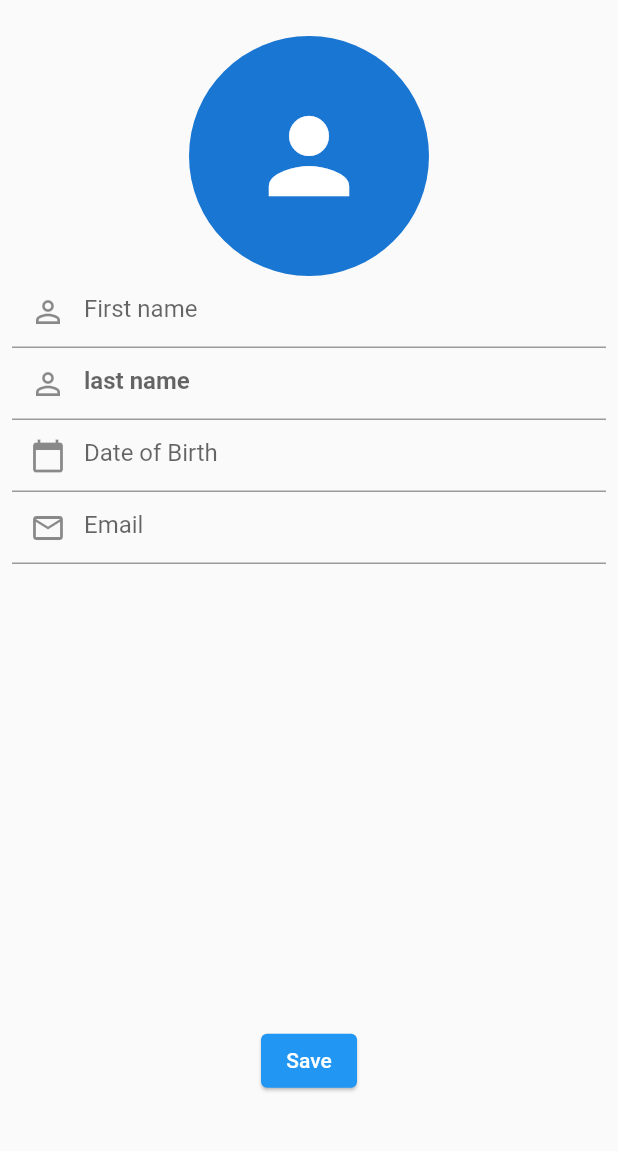
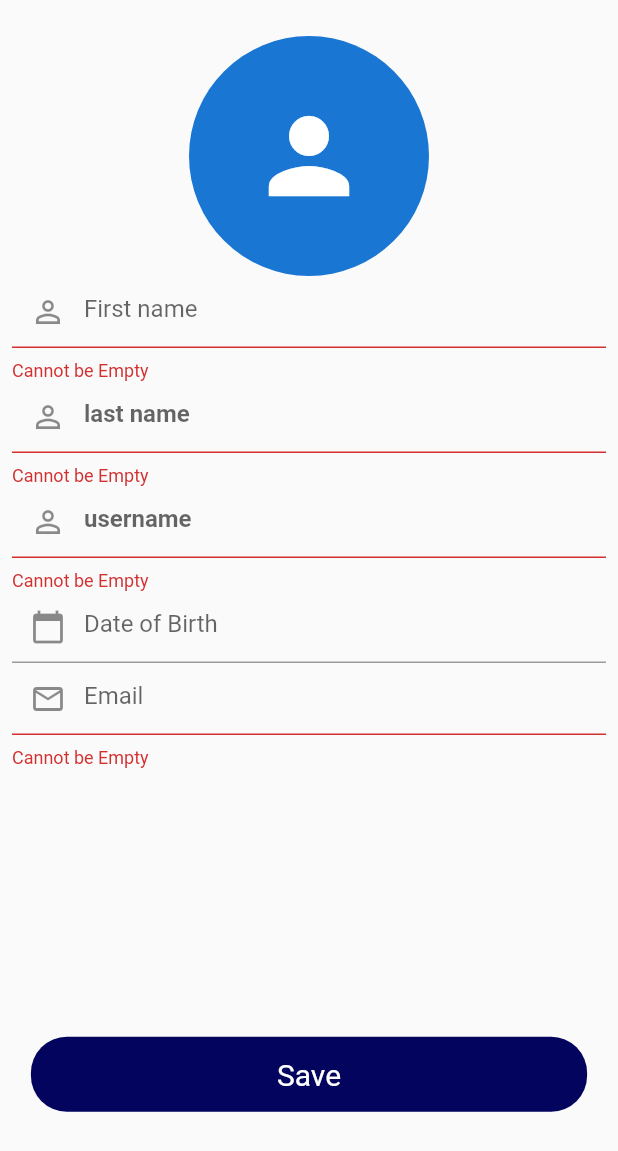
Before and after one commit to mugri-ndeh/indriver_clone, a Flutter app: the CompleteSignUp screen opened directly, after a tap on "Save", on a phone screen of 412 x 824 dp. Shown: the top 1151 px of the screen. Run offline on Flutter 3.47's test engine with Material 2 defaults, Android fonts, the phone set to English and light mode, and no system bars; drawn by our look-alikes of date_field; our stand-ins replace cloud_firestore, firebase_auth, firebase_core, firebase_database, flutter_toggle_tab, geolocator and 4 more; missing offline and left inert: dart:ffi, flutter_polyline_points, flutter_sim_country_code; accounts and stored records are empty; statements that could not run were skipped.

Commit message:
verifying user before saving

```diff
--- a/lib/screens/account_details.dart
+++ b/lib/screens/account_details.dart
@@ -1,7 +1,12 @@
 import 'package:cloud_firestore/cloud_firestore.dart';
 import 'package:firebase_auth/firebase_auth.dart';
+import 'package:firebase_database/firebase_database.dart';
 import 'package:flutter/material.dart';
 import 'package:date_field/date_field.dart';
+import 'package:indriver_clone/providers/auth.dart';
+import 'package:indriver_clone/screens/homepage.dart';
+import 'package:indriver_clone/ui/button.dart';
+import 'package:provider/provider.dart';
 
 class CompleteSignUp extends StatefulWidget {
   const CompleteSignUp({Key? key}) : super(key: key);
@@ -14,14 +19,17 @@ class CompleteSignUpState extends State<CompleteSignUp> {
   final _formKey = GlobalKey<FormState>();
   DateTime? selectedDate;
 
-  var _firstnameController = TextEditingController();
+  final _firstnameController = TextEditingController();
 
-  var _lastNameController = TextEditingController();
+  final _lastNameController = TextEditingController();
 
-  var _emailController = TextEditingController();
+  final _emailController = TextEditingController();
+
+  final _usernameController = TextEditingController();
   @override
   Widget build(BuildContext context) {
     Size size = MediaQuery.of(context).size;
+    var provider = Provider.of<Authentication>(context);
     return Scaffold(
         body: SingleChildScrollView(
       child: Form(
@@ -46,15 +54,28 @@ class CompleteSignUpState extends State<CompleteSignUp> {
                     ),
                     TextFormField(
                       controller: _firstnameController,
+                      validator: (val) =>
+                          val!.isEmpty ? 'Cannot be Empty' : null,
                       decoration: const InputDecoration(
                           hintText: 'First name',
                           prefixIcon: Icon(Icons.person_outline)),
                     ),
                     TextFormField(
                       controller: _lastNameController,
+                      validator: (val) =>
+                          val!.isEmpty ? 'Cannot be Empty' : null,
                       decoration: const InputDecoration(
                           hintStyle: TextStyle(fontWeight: FontWeight.bold),
                           hintText: 'last name',
+                          prefixIcon: Icon(Icons.person_outline)),
+                    ),
+                    TextFormField(
+                      controller: _usernameController,
+                      validator: (val) =>
+                          val!.isEmpty ? 'Cannot be Empty' : null,
+                      decoration: const InputDecoration(
+                          hintStyle: TextStyle(fontWeight: FontWeight.bold),
+                          hintText: 'username',
                           prefixIcon: Icon(Icons.person_outline)),
                     ),
                     DateTimeField(
@@ -70,6 +91,8 @@ class CompleteSignUpState extends State<CompleteSignUp> {
                         }),
                     TextFormField(
                       controller: _emailController,
+                      validator: (val) =>
+                          val!.isEmpty ? 'Cannot be Empty' : null,
                       keyboardType: TextInputType.emailAddress,
                       decoration: const InputDecoration(
                           hintText: 'Email',
@@ -78,14 +101,19 @@ class CompleteSignUpState extends State<CompleteSignUp> {
                   ],
                 ),
               ),
-              ElevatedButton(
-                style: ElevatedButton.styleFrom(elevation: 1),
-                onPressed: () async {
-                  // print(selectedDate.toString().replaceAll('00:00:00.000', ''));
-                  // await FirebaseFirestore.instance.collection('users');
-                },
-                child: const Text('Save'),
-              ),
+              BotButton(
+                  onTap: () {
+                    if (_formKey.currentState!.validate()) {
+                      provider.completeprofile(
+                          _firstnameController.text,
+                          _lastNameController.text,
+                          _usernameController.text,
+                          selectedDate.toString(),
+                          _emailController.text,
+                          context);
+                    }
+                  },
+                  title: 'Save')
             ],
           ),
         ),
```
